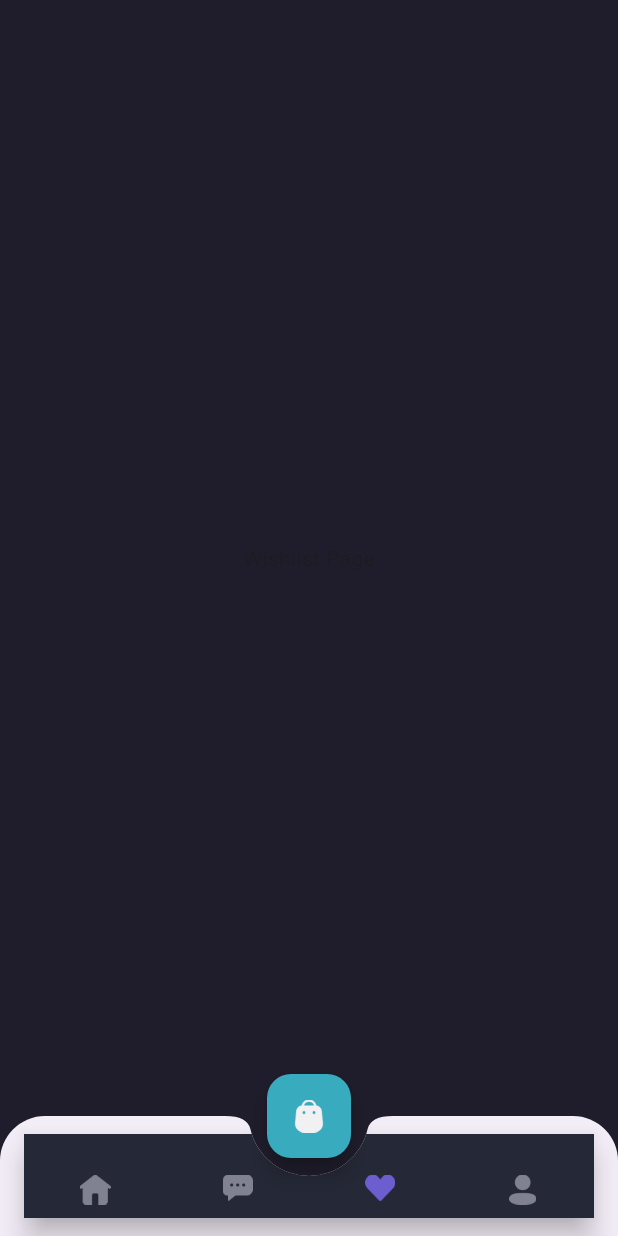
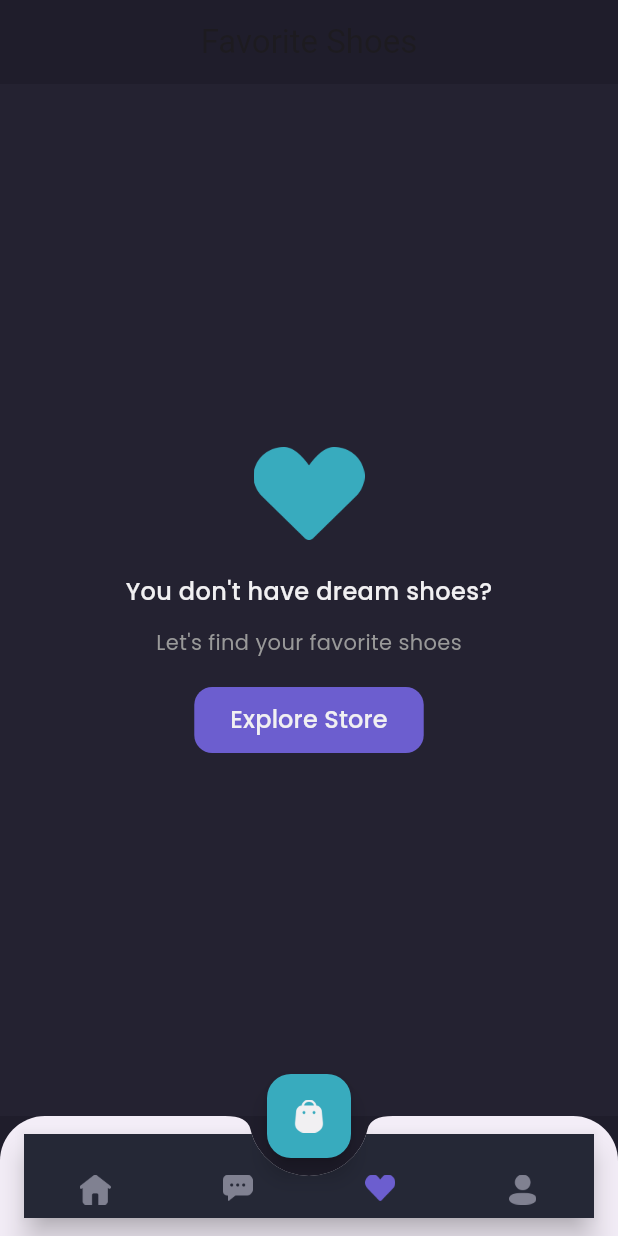
Before and after one commit to yusufmaruf/shamo, a Flutter app: the MainPage screen opened by its route, item 3 of the bottom bar chosen, on a phone screen of 412 x 824 dp. Run offline on Flutter 3.47's test engine with Material 3 defaults, Android fonts, the phone set to English and light mode, and no system bars; our stand-ins replace google_fonts.

Commit message:
empthy wishlist

```diff
--- a/lib/pages/home/wishlist_page.dart
+++ b/lib/pages/home/wishlist_page.dart
@@ -1,12 +1,84 @@
 import 'package:flutter/material.dart';
+import 'package:shamo/theme.dart';
 
 class WishListPage extends StatelessWidget {
   const WishListPage({super.key});
 
   @override
   Widget build(BuildContext context) {
-    return Center(
-      child: Text('Wishlist Page'),
+    Widget header() {
+      return AppBar(
+        backgroundColor: backgroundColor1,
+        centerTitle: true,
+        title: Text(
+          'Favorite Shoes',
+        ),
+        elevation: 0,
+        automaticallyImplyLeading: false,
+      );
+    }
+
+    Widget empthyWishlist() {
+      return Expanded(
+        child: Container(
+          width: double.infinity,
+          color: backgroundColor3,
+          child: Column(
+            mainAxisAlignment: MainAxisAlignment.center,
+            children: [
+              Image.asset(
+                'assets/image_wishlist.png',
+                width: 74,
+              ),
+              SizedBox(
+                height: 23,
+              ),
+              Text(
+                'You don\'t have dream shoes?',
+                style: primaryTextStyle.copyWith(
+                  fontSize: 16,
+                  fontWeight: medium,
+                ),
+              ),
+              SizedBox(
+                height: 12,
+              ),
+              Text(
+                'Let\'s find your favorite shoes',
+                style: secondaryTextStyle,
+              ),
+              SizedBox(
+                height: 20,
+              ),
+              Container(
+                height: 44,
+                child: TextButton(
+                  onPressed: () {},
+                  style: TextButton.styleFrom(
+                    padding: EdgeInsets.symmetric(vertical: 10, horizontal: 24),
+                    backgroundColor: primaryColor,
+                    shape: RoundedRectangleBorder(
+                      borderRadius: BorderRadius.circular(12),
+                    ),
+                  ),
+                  child: Text(
+                    'Explore Store',
+                    style: primaryTextStyle.copyWith(
+                        fontSize: 16, fontWeight: medium),
+                  ),
+                ),
+              ),
+            ],
+          ),
+        ),
+      );
+    }
+
+    return Column(
+      children: [
+        header(),
+        empthyWishlist(),
+      ],
     );
   }
 }
```
